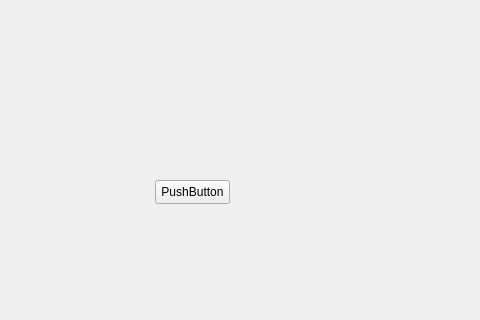
Qt form mainwindow.ui (AStrizh/QTWordShuffle) before a commit; both pictures show x 135 to 615 and y 280 to 600 of the 800 by 600 pixel window.
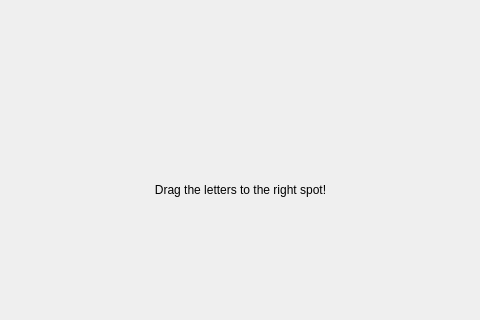
The same form after that commit.

Commit message: Added lastWord label

```diff
--- a/mainwindow.ui
+++ b/mainwindow.ui
@@ -14,19 +14,6 @@
    <string>MainWindow</string>
   </property>
   <widget class="QWidget" name="centralwidget">
-   <widget class="QPushButton" name="pushButton">
-    <property name="geometry">
-     <rect>
-      <x>290</x>
-      <y>460</y>
-      <width>75</width>
-      <height>24</height>
-     </rect>
-    </property>
-    <property name="text">
-     <string>PushButton</string>
-    </property>
-   </widget>
    <widget class="QPushButton" name="red_arrow">
     <property name="geometry">
      <rect>
@@ -53,6 +40,25 @@
      <string/>
     </property>
    </widget>
+   <widget class="QLabel" name="lastWord">
+    <property name="geometry">
+     <rect>
+      <x>230</x>
+      <y>460</y>
+      <width>291</width>
+      <height>20</height>
+     </rect>
+    </property>
+    <property name="text">
+     <string>Drag the letters to the right spot!</string>
+    </property>
+    <property name="alignment">
+     <set>Qt::AlignCenter</set>
+    </property>
+    <property name="wordWrap">
+     <bool>true</bool>
+    </property>
+   </widget>
   </widget>
   <widget class="QMenuBar" name="menubar">
    <property name="geometry">
```
The commit also changes 3 other files.
